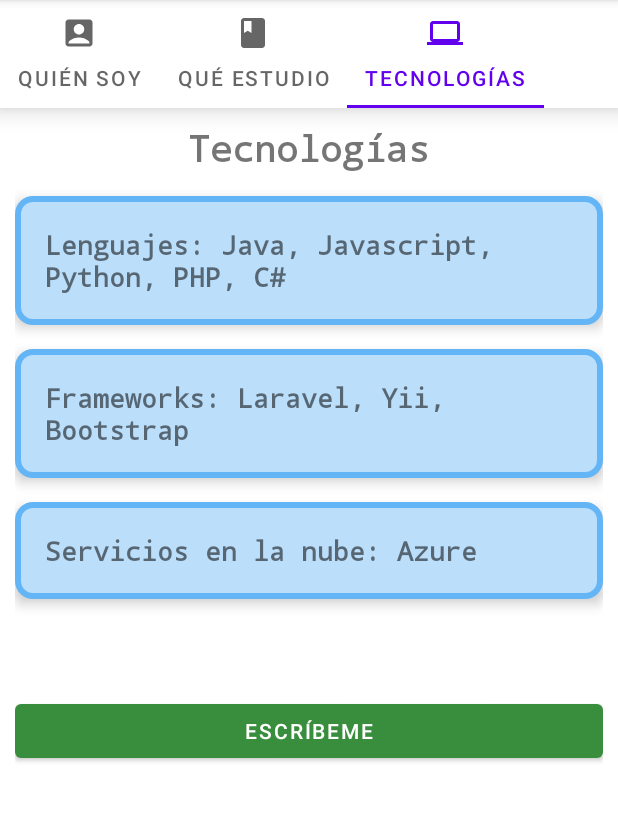
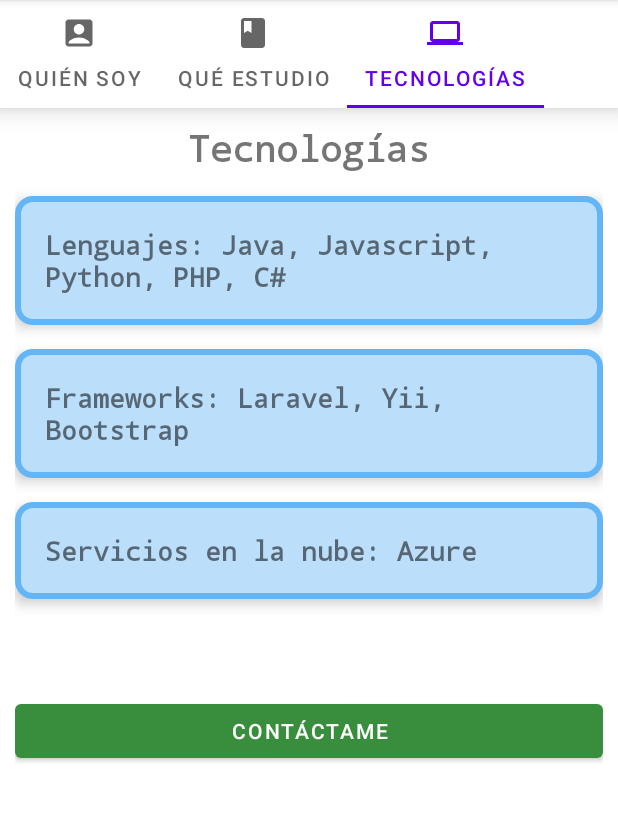
Before and after one commit to jherrera245/MenuTap, an Android app: the screen it shows after launch (MainActivity), tab 3 chosen, on a phone screen of 412 x 824 dp, the part 84-906 px from its top. Run offline under Robolectric (Android 15) with nearby library versions, the phone set to English and light mode, and no system bars.

Commit message:
Correcion del archivo strings.xml

```diff
--- a/app/src/main/res/layout/fragment_tecnologias.xml
+++ b/app/src/main/res/layout/fragment_tecnologias.xml
@@ -73,7 +73,7 @@
         android:layout_width="0dp"
         android:layout_height="wrap_content"
         android:layout_marginTop="64dp"
-        android:text="@string/button_escribeme"
+        android:text="@string/button_servicios"
         app:backgroundTint="#388E3C"
         app:layout_constraintEnd_toEndOf="parent"
         app:layout_constraintHorizontal_bias="0.157"
--- a/app/src/main/res/values/strings.xml
+++ b/app/src/main/res/values/strings.xml
@@ -24,5 +24,5 @@
     <string name="text_view_lenguajes">Lenguajes: Java, Javascript, Python, PHP, C#</string>
     <string name="text_view_framework">Frameworks: Laravel, Yii, Bootstrap</string>
     <string name="text_view_nube">Servicios en la nube: Azure</string>
-    <string name="button_servicios">Me interesa tus servicios</string>
+    <string name="button_servicios">Contáctame</string>
 </resources>
```
